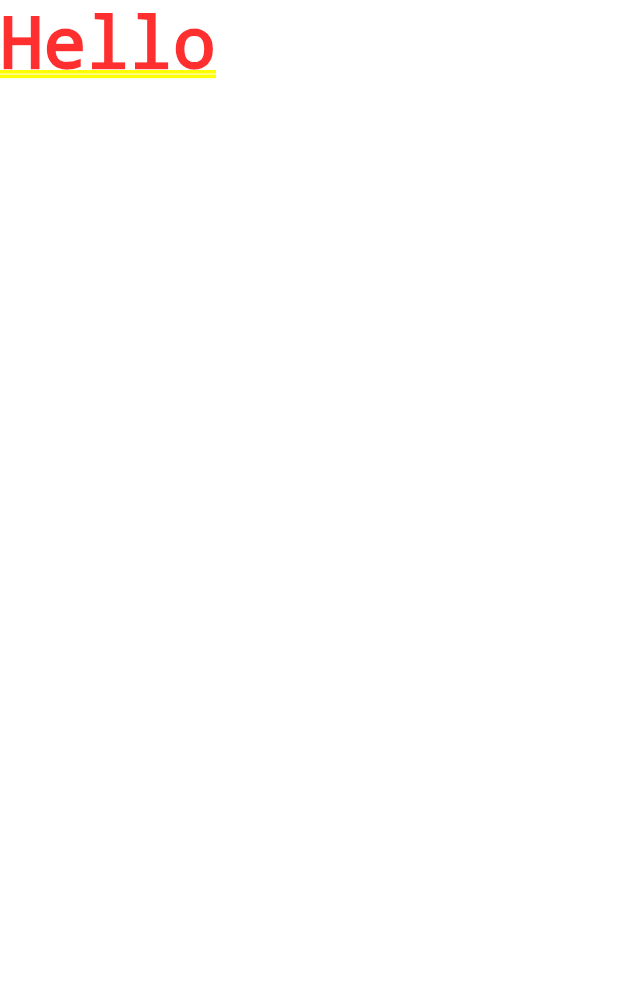
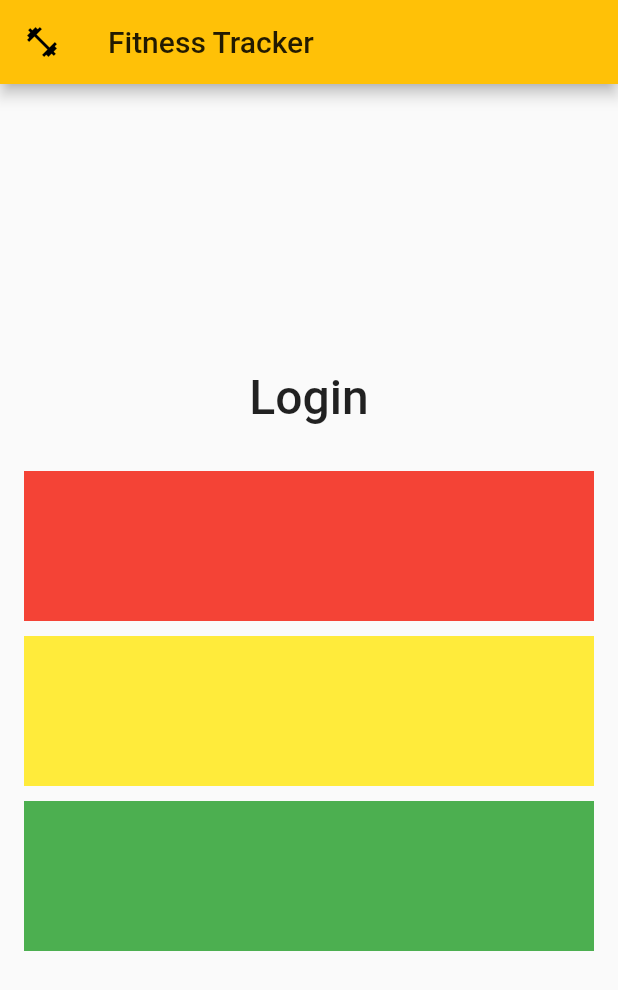
Before and after one commit to ovokojo/fitnesstracker, a Flutter app: the screen it shows after launch, on a phone screen of 412 x 824 dp. Shown: the top 990 px of the screen. Run offline on Flutter 3.47's test engine with Material 2 defaults, Android fonts, the phone set to English and light mode, and no system bars.

Commit message:
login screen layout

```diff
--- /dev/null
+++ b/lib/app/login/login.dart
@@ -0,0 +1,58 @@
+import 'package:flutter/material.dart';
+
+class LoginPage extends StatelessWidget {
+  @override
+  Widget build(BuildContext context) {
+    return Scaffold(
+      appBar: AppBar(
+        title: Text('Fitness Tracker'),
+        leading: Icon(Icons.fitness_center),
+      ),
+      body: _displayButtons(),
+    );
+  }
+
+  Widget _displayButtons() {
+    return Padding(
+      padding: EdgeInsets.all(16),
+      child: Column(
+        crossAxisAlignment: CrossAxisAlignment.stretch,
+        mainAxisAlignment: MainAxisAlignment.center,
+        children: <Widget>[
+          Text(
+            "Login",
+            textAlign: TextAlign.center,
+            style: TextStyle(fontSize: 32, fontWeight: FontWeight.w500),
+          ),
+          SizedBox(
+            height: 30,
+          ),
+          Container(
+            color: Colors.red,
+            child: SizedBox(
+              height: 100,
+            ),
+          ),
+          SizedBox(
+            height: 10,
+          ),
+          Container(
+            color: Colors.yellow,
+            child: SizedBox(
+              height: 100,
+            ),
+          ),
+          SizedBox(
+            height: 10,
+          ),
+          Container(
+            color: Colors.green,
+            child: SizedBox(
+              height: 100,
+            ),
+          )
+        ],
+      ),
+    );
+  }
+}
--- a/lib/main.dart
+++ b/lib/main.dart
@@ -1,4 +1,5 @@
 import 'package:flutter/material.dart';
+import 'package:timetracker/app/login/login.dart';
 
 void main() {
   runApp(MyApp());
@@ -8,13 +9,11 @@ class MyApp extends StatelessWidget {
   @override
   Widget build(BuildContext context) {
     return MaterialApp(
-      title: 'Time Tracker',
+      title: 'Fitness Tracker',
       theme: ThemeData(
         primarySwatch: Colors.amber,
       ),
-      home: Container(
-        child: Text('Hello'),
-      ),
+      home: LoginPage(),
     );
   }
 }
```
Also changed, not shown: 1 other file.
